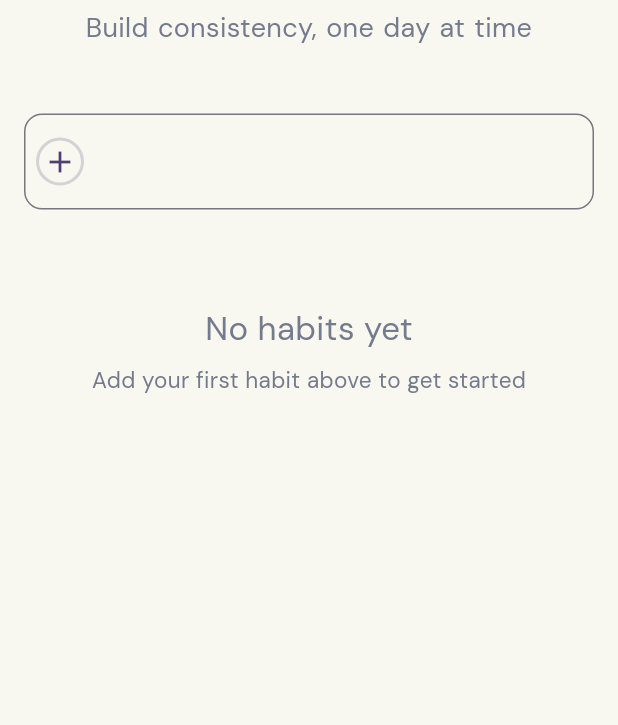
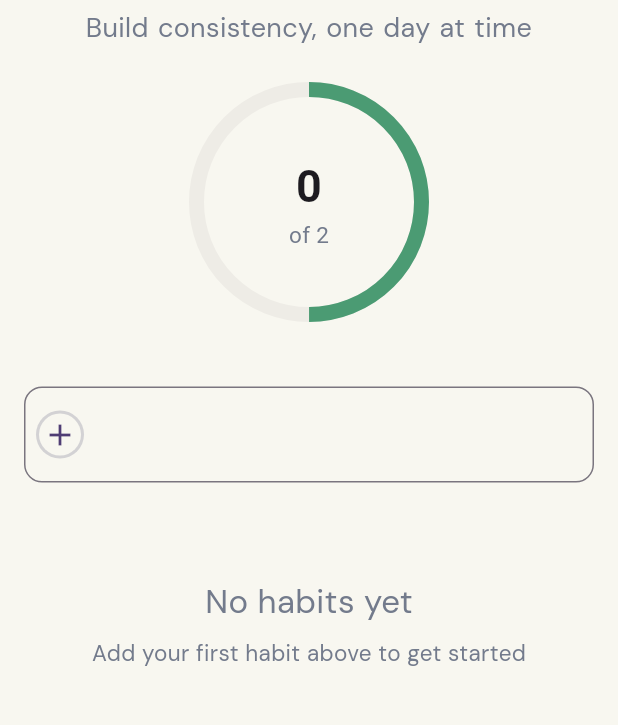
Before and after one commit to AliAtakishiyev/habit-tracker-app, a Flutter app: the screen it shows after launch, on a phone screen of 412 x 824 dp, the part 86-811 px from its top. Run offline on Flutter 3.47's test engine with Material 3 defaults, Android fonts, the phone set to English and light mode, and no system bars; our stand-ins replace flutter_riverpod, flutter_svg, google_fonts, hive, hive_flutter, riverpod; accounts and stored records are empty; generated files the repository leaves out were written again.

Commit message:
feat: Circular progress bar for habit count

```diff
--- a/lib/features/UI/pages/home_screen.dart
+++ b/lib/features/UI/pages/home_screen.dart
@@ -2,6 +2,7 @@ import 'package:flutter/material.dart';
 import 'package:flutter_riverpod/flutter_riverpod.dart';
 import 'package:habit_tracker_app/features/UI/widgets/add_habit_text_field.dart';
 import 'package:habit_tracker_app/features/UI/widgets/custom_app_bar.dart';
+import 'package:habit_tracker_app/features/UI/widgets/habit_counter.dart';
 import 'package:habit_tracker_app/features/UI/widgets/habit_list.dart';
 import 'package:habit_tracker_app/features/UI/widgets/no_habits.dart';
 import 'package:habit_tracker_app/features/providers/habit_provider.dart';
@@ -48,6 +49,7 @@ class _HomeScreenState extends ConsumerState<HomeScreen> {
             child: Column(
               children: [
                 CustomAppBar(),
+                HabitCounter(),
                 (habitCount == 0) ? NoHabits(controller: _habitController!,focusNode: _focusNode,) : HabitList(controller: _habitController!,focusNode: _focusNode,),
               ],
             ),
--- /dev/null
+++ b/lib/features/UI/widgets/habit_counter.dart
@@ -0,0 +1,42 @@
+import 'package:flutter/material.dart';
+import 'package:flutter_riverpod/flutter_riverpod.dart';
+import 'package:habit_tracker_app/features/providers/habit_provider.dart';
+
+class HabitCounter extends ConsumerWidget {
+  const HabitCounter({super.key});
+
+  @override
+  Widget build(BuildContext context, WidgetRef ref) {
+    final habits = ref.watch(habitProvider);
+    return Padding(
+      padding: const EdgeInsets.symmetric(vertical: 16),
+      child: Stack(
+        alignment: .center,
+        children: [
+          SizedBox(
+            height: 150,
+            width: 150,
+            child: CircularProgressIndicator(
+              value: 0.5,
+              strokeWidth: 10,
+              color: Color(0xff4B9B73),
+              backgroundColor: Color(0xffEEECE6),
+            ),
+          ),
+          Column(
+            children: [
+              Text(
+                "${habits.length}",
+                style: TextStyle(fontWeight: .bold, fontSize: 30),
+              ),
+              Text(
+                "of 2",
+                style: TextStyle(color: Color(0xff737B8C), fontSize: 15),
+              ),
+            ],
+          ),
+        ],
+      ),
+    );
+  }
+}
```
